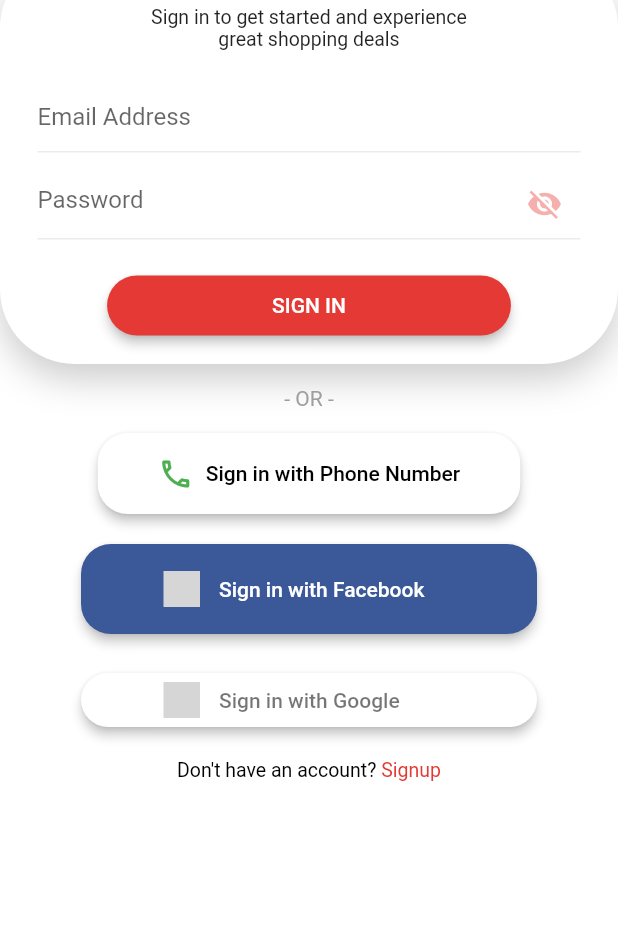
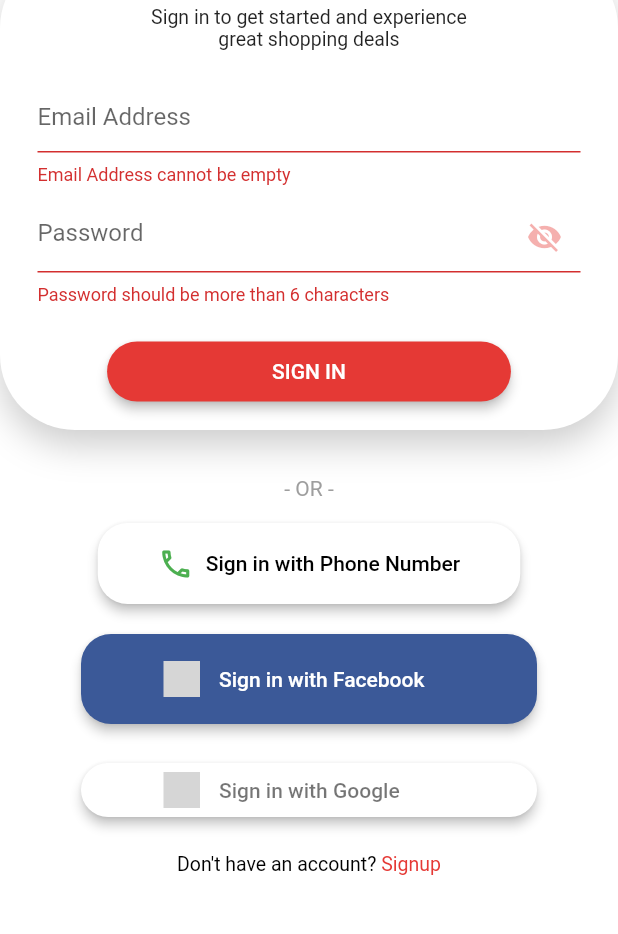
Before and after one commit to User-Experience-Design-SE3050-2021/se3050---uee-2021s2_reg_we_67, a Flutter app: the screen it shows after launch, after a tap on "SIGN IN", on a phone screen of 412 x 824 dp, the part 272-1206 px from its top. Run offline on Flutter 3.47's test engine with Material 2 defaults, Android fonts, the light colour scheme and no system bars; our stand-ins replace flutter_signin_button, intl_phone_field; grey boxes are pictures that could not be loaded.

Commit message:
New Files added

```diff
--- a/lib/pages/signin.dart
+++ b/lib/pages/signin.dart
@@ -3,6 +3,7 @@
 import 'package:flutter_signin_button/flutter_signin_button.dart';
 import 'package:uee_souji/pages/phonenumberverification.dart';
 import 'package:uee_souji/pages/signup.dart';
+import 'package:uee_souji/service/user_login_service.dart';
 
 class SignInPage extends StatefulWidget {
   @override
@@ -13,6 +14,15 @@
   bool hidePassword = true;
   GlobalKey<FormState> globalFormKey = GlobalKey<FormState>();
   final scaffoldKey = GlobalKey<ScaffoldState>();
+  final emailController = TextEditingController();
+  final passwordController = TextEditingController();
+  String message = '';
+  @override
+  void dispose() {
+    emailController.dispose();
+    passwordController.dispose();
+    super.dispose();
+  }
 
   void _showButtonPressDialog(BuildContext context, String provider) {
     // ignore: deprecated_member_use
@@ -82,6 +92,14 @@
                     style: TextStyle(color: Colors.black),
                     keyboardType: TextInputType.emailAddress,
                     cursorColor: Colors.black,
+                    /*  onSaved */
+                    controller: emailController,
+                    validator: (value) {
+                      if (value!.isEmpty) {
+                        return 'Email Address cannot be empty';
+                      }
+                      return null;
+                    },
                     decoration: new InputDecoration(
                       hintText: "Email Address",
                       enabledBorder: UnderlineInputBorder(
@@ -97,6 +115,14 @@
                     keyboardType: TextInputType.text,
                     cursorColor: Colors.black,
                     obscureText: hidePassword,
+                    /*  onSaved */
+                    controller: passwordController,
+                    validator: (value) {
+                      if (value!.length < 6) {
+                        return 'Password should be more than 6 characters';
+                      }
+                      return null;
+                    },
                     decoration: new InputDecoration(
                       hintText: "Password",
                       enabledBorder: UnderlineInputBorder(
@@ -130,13 +156,39 @@
                       primary: Colors.red[600], // background
                       onPrimary: Colors.white, // foreground
                     ),
-                    onPressed: () {},
+                    onPressed: () async {
+                      if (globalFormKey.currentState!.validate()) {
+                        var email = emailController.text;
+                        var password = passwordController.text;
+                        setState(() {
+                          message = 'Please wait...';
+                        });
+                        var rsp = await login(email, password);
+                        print(rsp);
+                        if (rsp.containsKey('status')) {
+                          setState(() {
+                            message = rsp['status'];
+                          });
+                          if (rsp['status'] == 1) {
+                             /* Navigator.push(
+                    context,
+                    MaterialPageRoute(builder: (context) => HomePage()),
+                  ); */
+                          }
+                        } else {
+                          setState(() {
+                            message = 'Login Failed';
+                          });
+                        }
+                      }
+                    },
                     child: Text('SIGN IN'),
                   ),
                 ]),
               ),
             ),
             SizedBox(height: 15),
+            Text(message),
             Text(
               '- OR -',
               style: TextStyle(fontSize: 14, color: Colors.grey),
@@ -199,7 +251,7 @@
                 padding: EdgeInsets.symmetric(horizontal: 42.0, vertical: 1.0),
               ),
             ),
-            SizedBox(height: 15),
+            SizedBox(height: 18),
             Container(
               child: Row(
                   mainAxisAlignment: MainAxisAlignment.center,
--- /dev/null
+++ b/lib/service/user_login_service.dart
@@ -0,0 +1,13 @@
+import 'package:http/http.dart' as http;
+import 'dart:convert';
+
+Future login(String email, String password) async {
+  String url = "http://192.168.229.2:4000/users/authenticate";
+
+  final response = await http.post(Uri.parse(url),
+      headers: {"Accept": "application/json"},
+      body: {'email': email, 'password': password});
+
+  var convertedDatatoJson = jsonDecode(response.body);
+  return convertedDatatoJson;
+}
--- /dev/null
+++ b/lib/service/user_register_service.dart
@@ -0,0 +1,13 @@
+import 'package:http/http.dart' as http;
+import 'dart:convert';
+
+Future register(String username,String email, String password) async {
+  String url = "http://192.168.229.2:4000/users/register";
+
+  final response = await http.post(Uri.parse(url),
+      headers: {"Accept": "application/json"},
+      body: {'username': username, 'email': email, 'password': password});
+
+  var convertedDatatoJson = jsonDecode(response.body);
+  return convertedDatatoJson;
+}
--- a/pubspec.yaml
+++ b/pubspec.yaml
@@ -30,6 +30,8 @@
   cupertino_icons: ^1.0.2
   intl_phone_field: ^2.1.0
   flutter_signin_button: ^2.0.0
+  http: ^0.13.3
+
 
 dev_dependencies:
   flutter_test:
```
Also changed, not shown: lib/main.dart (+4 -7 lines), lib/model/user_model.dart (added, +41 -0 lines), lib/pages/signup.dart (+68 -6 lines), pubspec.lock, 2 other files.
